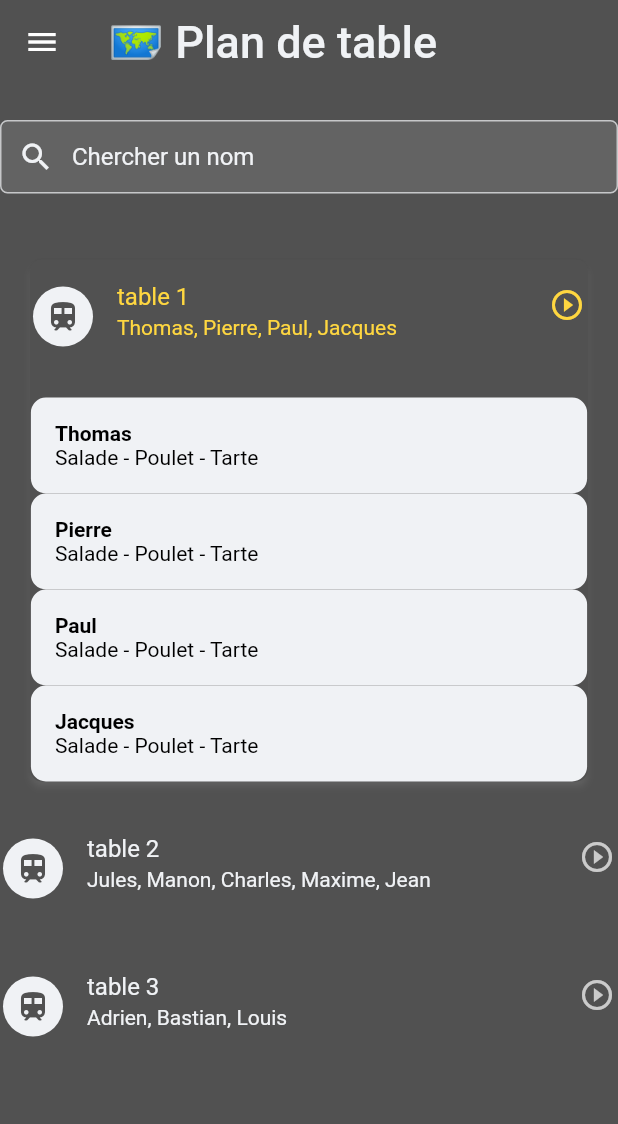
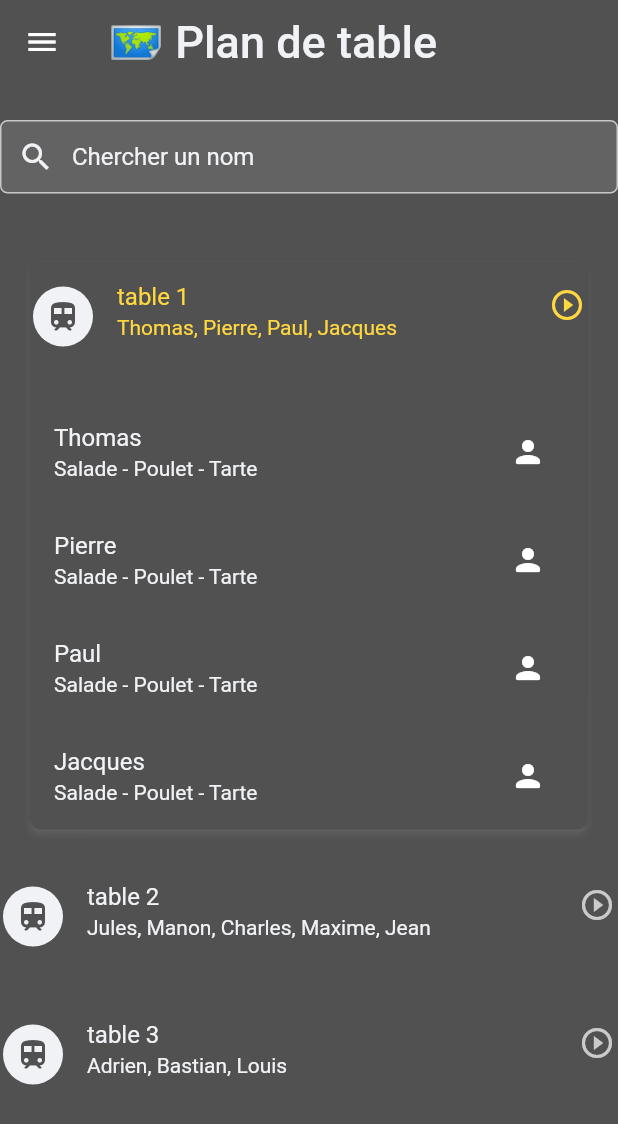
Before and after one commit to ThomasByr/galapsbs, a Flutter app: the SncfPage screen opened by its route, after a tap on an icon or button, on a phone screen of 412 x 824 dp. Shown: the top 1124 px of the screen. Run offline on Flutter 3.47's test engine with Material 2 defaults, Android fonts, the phone set to English and light mode, and no system bars; drawn by our look-alikes of expansion_tile_card; our stand-ins replace card_swiper, chewie, google_maps_flutter, package_info_plus, swipe_cards, tuple and 1 more; missing offline and left inert: string_similarity; project files that could hold a hidden picture were left out.

```diff
--- a/lib/pages/sncf.dart
+++ b/lib/pages/sncf.dart
@@ -156,34 +156,7 @@ class _SncfPageState extends State<SncfPage> {
                                       isThreeLine: true,
                                       children: <Widget>[
                                         for (var seat in snapshot.data!.tables[index].seats)
-                                          Container(
-                                            width: min(600, MediaQuery.of(context).size.width * .9),
-                                            decoration: BoxDecoration(
-                                              borderRadius: BorderRadius.circular(10),
-                                              color: Palette.scaffold,
-                                            ),
-                                            child: Padding(
-                                              padding: const EdgeInsets.all(16),
-                                              child: Column(
-                                                crossAxisAlignment: CrossAxisAlignment.start,
-                                                children: <Widget>[
-                                                  Text(
-                                                    seat.name,
-                                                    style: const TextStyle(
-                                                      color: Palette.black,
-                                                      fontWeight: FontWeight.bold,
-                                                    ),
-                                                  ),
-                                                  Text(
-                                                    '${seat.menu.starter} - ${seat.menu.main} - ${seat.menu.dessert}',
-                                                    style: const TextStyle(
-                                                      color: Palette.black,
-                                                    ),
-                                                  ),
-                                                ],
-                                              ),
-                                            ),
-                                          ),
+                                          individualSeat(seat),
                                       ],
                                     );
                                   },
@@ -208,12 +181,24 @@ class _SncfPageState extends State<SncfPage> {
     );
   }
 
+  Widget individualSeat(Seat seat) {
+    return ListTile(
+      title: Text(seat.name),
+      subtitle: Text('${seat.menu.starter} - ${seat.menu.main} - ${seat.menu.dessert}'),
+      trailing: IconButton(
+        icon: const Icon(Icons.person_rounded),
+        onPressed: () {
+          lookupName(seat.name);
+        },
+      ),
+    );
+  }
+
   void lookupName(String name) {
     trainData.then((value) {
       Rating r = name.bestMatch(allNames.keys.toList()).bestMatch;
       if (r.rating! > 0.5) {
         String closest = r.target!;
-        debugPrint('closest: $closest');
         Menu menu = allNames[closest]!.item2;
 
         showDialog(
```
Also changed, not shown: lib/cfg/cfg.dart (+27 -0 lines), lib/pages/tickets.dart (+11 -47 lines).
